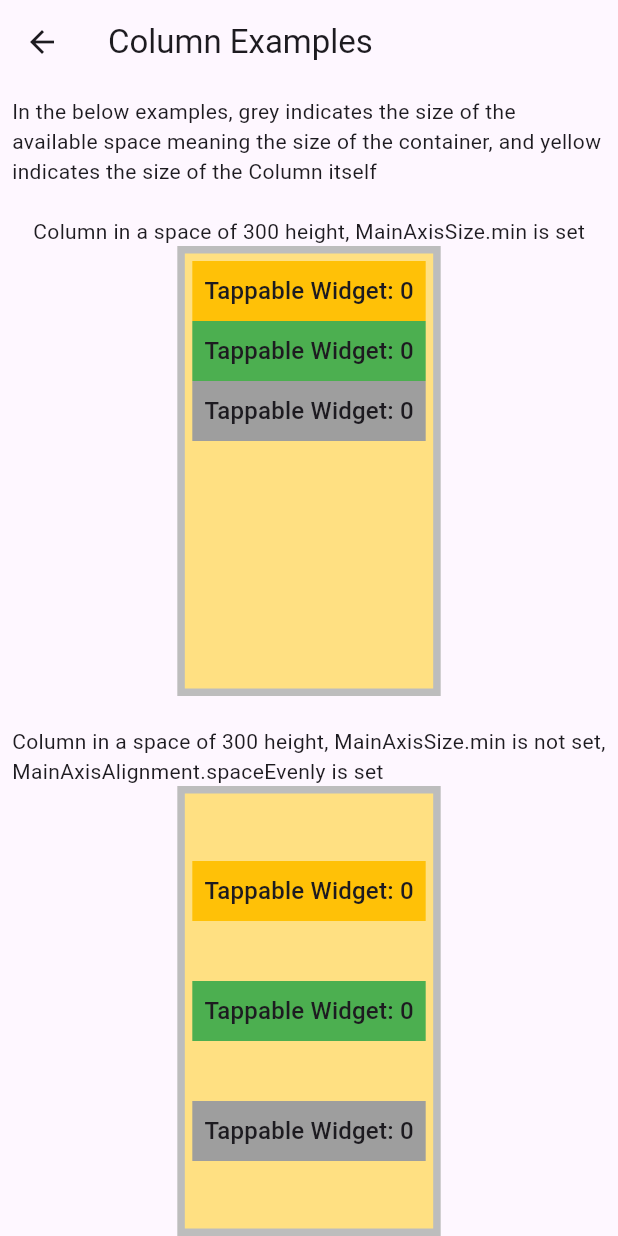
After one commit to mehmetartun/CSEN268, a Flutter app: the screen it shows after launch, in the side drawer, after a tap on "Column Examples", on a phone screen of 412 x 824 dp. The commit adds this screen. Run offline on Flutter 3.47's test engine with Material 3 defaults, Android fonts, the light colour scheme and no system bars.

Commit message:
lect0502

```diff
--- a/lib/main.dart
+++ b/lib/main.dart
@@ -1,6 +1,12 @@
 import 'package:flutter/material.dart';
 
+import 'pages/column_examples_page.dart';
 import 'pages/example_page.dart';
+import 'pages/home_page.dart';
+import 'pages/listview_example_page.dart';
+import 'pages/single_child_scroll_view_and_list_view_error_page.dart';
+import 'pages/single_child_scroll_view_and_list_view_solution_example.dart';
+import 'pages/single_child_scroll_view_example_page.dart';
 
 void main() {
   runApp(const MyApp());
@@ -31,9 +37,23 @@ class MyApp extends StatelessWidget {
         // This works for code too, not just values: Most code changes can be
         // tested with just a hot reload.
         colorScheme: ColorScheme.fromSeed(seedColor: Colors.deepPurple),
+        useMaterial3: true,
       ),
       // home: const MyHomePage(title: 'Flutter Demo Home Page'),
-      home: const ExamplePage(),
+      // home: const ExamplePage(),
+      initialRoute: "/",
+      routes: {
+        "/": (context) => const HomePage(),
+        "/columnExamples": (context) => const ColumnExamplesPage(),
+        "/listViewExample": (context) => const ListViewExamplePage(),
+        // "/centerExample": (context) => const CenterExamplePage(),
+        "/singleChildScrollViewExample": (context) =>
+            const SingleChildScrollViewExamplePage(),
+        "/singleChildScrollViewAndListViewErrorExample": (context) =>
+            const SingleChildScrollViewAndListViewErrorExamplePage(),
+        "/singleChildScrollViewAndListViewSolutionExample": (context) =>
+            const SingleChildScrollViewAndListViewSolutionExamplePage(),
+      },
     );
   }
 }
--- /dev/null
+++ b/lib/pages/column_examples_page.dart
@@ -0,0 +1,177 @@
+import 'package:flutter/material.dart';
+
+import '../widgets/tappable.dart';
+
+class ColumnExamplesPage extends StatelessWidget {
+  const ColumnExamplesPage({super.key});
+
+  @override
+  Widget build(BuildContext context) {
+    return Scaffold(
+      appBar: AppBar(title: const Text('Column Examples')),
+      body: SingleChildScrollView(
+        child: Padding(
+          padding: const EdgeInsets.all(8.0),
+          child: Column(
+            children: [
+              Text(
+                "In the below examples, grey indicates the size "
+                "of the available space meaning the size of the "
+                "container, and yellow indicates the size of the Column itself",
+              ),
+              SizedBox(height: 20),
+              Text("Column in a space of 300 height, MainAxisSize.min is set"),
+              Container(
+                height: 300,
+                color: Colors.grey[400],
+                padding: const EdgeInsets.all(5.0),
+                child: Container(
+                  color: Colors.amber[200],
+                  padding: const EdgeInsets.all(5.0),
+                  child: Column(
+                    mainAxisSize: MainAxisSize.min,
+                    children: [
+                      Tappable(color: Colors.amber),
+                      Tappable(),
+                      Tappable(color: Colors.grey),
+                    ],
+                  ),
+                ),
+              ),
+              SizedBox(height: 20),
+              Text(
+                "Column in a space of 300 height, MainAxisSize.min is not set, MainAxisAlignment.spaceEvenly is set",
+              ),
+              Container(
+                height: 300,
+                color: Colors.grey[400],
+                padding: const EdgeInsets.all(5.0),
+                child: Container(
+                  color: Colors.amber[200],
+                  padding: const EdgeInsets.all(5.0),
+                  child: Column(
+                    mainAxisSize: MainAxisSize.min,
+                    mainAxisAlignment: MainAxisAlignment.spaceEvenly,
+                    children: [
+                      Tappable(color: Colors.amber),
+                      Tappable(),
+                      Tappable(color: Colors.grey),
+                    ],
+                  ),
+                ),
+              ),
+              SizedBox(height: 20),
+              Text(
+                "Column in a space of 300 height, MainAxisSize.min is not set, MainAxisAlignment.spaceAround is set",
+              ),
+              Container(
+                height: 300,
+                color: Colors.grey[400],
+                padding: const EdgeInsets.all(5.0),
+                child: Container(
+                  color: Colors.amber[200],
+                  padding: const EdgeInsets.all(5.0),
+                  child: Column(
+                    mainAxisSize: MainAxisSize.min,
+                    mainAxisAlignment: MainAxisAlignment.spaceAround,
+                    children: [
+                      Tappable(color: Colors.amber),
+                      Tappable(),
+                      Tappable(color: Colors.grey),
+                    ],
+                  ),
+                ),
+              ),
+              SizedBox(height: 20),
+              Text(
+                "Column in a space of 300 height, MainAxisSize.min is not set, MainAxisAlignment.spaceBetween is set",
+              ),
+              Container(
+                height: 300,
+                color: Colors.grey[400],
+                padding: const EdgeInsets.all(5.0),
+                child: Container(
+                  color: Colors.amber[200],
+                  padding: const EdgeInsets.all(5.0),
+                  child: Column(
+                    mainAxisSize: MainAxisSize.min,
+                    mainAxisAlignment: MainAxisAlignment.spaceBetween,
+                    children: [
+                      Tappable(color: Colors.amber),
+                      Tappable(),
+                      Tappable(color: Colors.grey),
+                    ],
+                  ),
+                ),
+              ),
+              SizedBox(height: 20),
+              Text(
+                "Column in a space of no definitive height, MainAxisSize.min is set",
+              ),
+              Container(
+                color: Colors.grey[400],
+                padding: const EdgeInsets.all(5.0),
+                child: Container(
+                  color: Colors.amber[200],
+                  padding: const EdgeInsets.all(5.0),
+                  child: Column(
+                    mainAxisSize: MainAxisSize.min,
+                    children: [
+                      Tappable(color: Colors.amber),
+                      Tappable(),
+                      Tappable(color: Colors.grey),
+                    ],
+                  ),
+                ),
+              ),
+              SizedBox(height: 20),
+              Text(
+                "Column in a space of no definitive height and infinite width, MainAxisSize.min is set.",
+              ),
+              Container(
+                color: Colors.grey[400],
+                width: double.infinity,
+                padding: const EdgeInsets.all(5.0),
+                child: Container(
+                  color: Colors.amber[200],
+                  padding: const EdgeInsets.all(5.0),
+                  child: Column(
+                    mainAxisSize: MainAxisSize.min,
+                    children: [
+                      Tappable(color: Colors.amber),
+                      Tappable(),
+                      Tappable(color: Colors.grey),
+                    ],
+                  ),
+                ),
+              ),
+              SizedBox(height: 20),
+              Text(
+                "Column in a space of no definitive height and infinite width, MainAxisSize.min is set, CrossAxisAlignment.start is set",
+              ),
+              Container(
+                color: Colors.grey[400],
+                width: double.infinity,
+                padding: const EdgeInsets.all(5.0),
+                child: Container(
+                  color: Colors.amber[200],
+                  padding: const EdgeInsets.all(5.0),
+                  child: Column(
+                    mainAxisSize: MainAxisSize.min,
+                    crossAxisAlignment: CrossAxisAlignment.start,
+                    children: [
+                      Tappable(color: Colors.amber),
+                      Tappable(),
+                      Tappable(color: Colors.grey),
+                    ],
+                  ),
+                ),
+              ),
+              SizedBox(height: 50),
+            ],
+          ),
+        ),
+      ),
+    );
+  }
+}
--- a/lib/pages/home_page.dart
+++ b/lib/pages/home_page.dart
@@ -0,0 +1,72 @@
+import 'package:flutter/material.dart';
+
+class HomePage extends StatelessWidget {
+  const HomePage({super.key});
+
+  @override
+  Widget build(BuildContext context) {
+    return Scaffold(
+      appBar: AppBar(title: const Text('Home Page')),
+      drawer: Drawer(
+        child: ListView(
+          padding: EdgeInsets.zero,
+          children: [
+            DrawerHeader(
+              decoration: BoxDecoration(
+                color: Theme.of(context).colorScheme.primaryContainer,
+              ),
+              child: Text(
+                'Navigation',
+                style: Theme.of(context).textTheme.headlineMedium,
+              ),
+            ),
+
+            ListTile(
+              title: const Text('Column Examples'),
+              onTap: () {
+                Navigator.pushNamed(context, '/columnExamples');
+              },
+            ),
+            ListTile(
+              title: const Text('ListView Example'),
+              onTap: () {
+                Navigator.pushNamed(context, '/listViewExample');
+              },
+            ),
+            ListTile(
+              title: const Text('SingleChildScrollView Example'),
+              onTap: () {
+                Navigator.pushNamed(context, '/singleChildScrollViewExample');
+              },
+            ),
+            ListTile(
+              title: const Text(
+                'SingleChildScrollView and ListView Error Example',
+              ),
+              onTap: () {
+                Navigator.pushNamed(
+                  context,
+                  '/singleChildScrollViewAndListViewErrorExample',
+                );
+              },
+            ),
+            ListTile(
+              title: const Text(
+                'SingleChildScrollView and ListView Solution Example',
+              ),
+              onTap: () {
+                Navigator.pushNamed(
+                  context,
+                  '/singleChildScrollViewAndListViewSolutionExample',
+                );
+              },
+            ),
+          ],
+        ),
+      ),
+      body: Center(
+        child: Text("Use the menu to navigate to different example pages"),
+      ),
+    );
+  }
+}
--- /dev/null
+++ b/lib/pages/listview_example_page.dart
@@ -0,0 +1,55 @@
+import 'package:flutter/material.dart';
+
+import '../widgets/tappable.dart';
+
+class ListViewExamplePage extends StatelessWidget {
+  const ListViewExamplePage({super.key});
+
+  @override
+  Widget build(BuildContext context) {
+    return Scaffold(
+      appBar: AppBar(title: const Text('ListView Example')),
+      body: ListView(
+        padding: const EdgeInsets.all(8.0),
+        children: [
+          Tappable(color: Colors.amber),
+          Tappable(),
+          Tappable(color: Colors.grey),
+          Tappable(color: Colors.amber),
+          Tappable(),
+          Tappable(color: Colors.grey),
+          Tappable(color: Colors.amber),
+          Tappable(),
+          Tappable(color: Colors.grey),
+          Tappable(color: Colors.amber),
+          Tappable(),
+          Tappable(color: Colors.grey),
+          Tappable(color: Colors.amber),
+          Tappable(),
+          Tappable(color: Colors.grey),
+          Tappable(color: Colors.amber),
+          Tappable(),
+          Tappable(color: Colors.grey),
+          Tappable(color: Colors.amber),
+          Tappable(),
+          Tappable(color: Colors.grey),
+          Tappable(color: Colors.amber),
+          Tappable(),
+          Tappable(color: Colors.grey),
+          Tappable(color: Colors.amber),
+          Tappable(),
+          Tappable(color: Colors.grey),
+          Tappable(color: Colors.amber),
+          Tappable(),
+          Tappable(color: Colors.grey),
+          Tappable(color: Colors.amber),
+          Tappable(),
+          Tappable(color: Colors.grey),
+          Tappable(color: Colors.amber),
+          Tappable(),
+          Tappable(color: Colors.grey),
+        ],
+      ),
+    );
+  }
+}
--- /dev/null
+++ b/lib/pages/single_child_scroll_view_and_list_view_error_page.dart
@@ -0,0 +1,58 @@
+import 'package:flutter/material.dart';
+
+import '../widgets/tappable.dart';
+
+class SingleChildScrollViewAndListViewErrorExamplePage extends StatelessWidget {
+  const SingleChildScrollViewAndListViewErrorExamplePage({super.key});
+
+  @override
+  Widget build(BuildContext context) {
+    return Scaffold(
+      appBar: AppBar(
+        title: const Text('SingleChildScrollView and ListView Error Example'),
+      ),
+      body: SingleChildScrollView(
+        child: ListView(
+          children: [
+            Tappable(color: Colors.amber),
+            Tappable(),
+            Tappable(color: Colors.grey),
+            Tappable(color: Colors.amber),
+            Tappable(),
+            Tappable(color: Colors.grey),
+            Tappable(color: Colors.amber),
+            Tappable(),
+            Tappable(color: Colors.grey),
+            Tappable(color: Colors.amber),
+            Tappable(),
+            Tappable(color: Colors.grey),
+            Tappable(color: Colors.amber),
+            Tappable(),
+            Tappable(color: Colors.grey),
+            Tappable(color: Colors.amber),
+            Tappable(),
+            Tappable(color: Colors.grey),
+            Tappable(color: Colors.amber),
+            Tappable(),
+            Tappable(color: Colors.grey),
+            Tappable(color: Colors.amber),
+            Tappable(),
+            Tappable(color: Colors.grey),
+            Tappable(color: Colors.amber),
+            Tappable(),
+            Tappable(color: Colors.grey),
+            Tappable(color: Colors.amber),
+            Tappable(),
+            Tappable(color: Colors.grey),
+            Tappable(color: Colors.amber),
+            Tappable(),
+            Tappable(color: Colors.grey),
+            Tappable(color: Colors.amber),
+            Tappable(),
+            Tappable(color: Colors.grey),
+          ],
+        ),
+      ),
+    );
+  }
+}
--- /dev/null
+++ b/lib/pages/single_child_scroll_view_and_list_view_solution_example.dart
@@ -0,0 +1,61 @@
+import 'package:flutter/material.dart';
+
+import '../widgets/tappable.dart';
+
+class SingleChildScrollViewAndListViewSolutionExamplePage
+    extends StatelessWidget {
+  const SingleChildScrollViewAndListViewSolutionExamplePage({super.key});
+
+  @override
+  Widget build(BuildContext context) {
+    return Scaffold(
+      appBar: AppBar(
+        title: const Text('SingleChildScrollView and ListViewExample'),
+      ),
+      body: SingleChildScrollView(
+        child: ListView(
+          shrinkWrap: true,
+          physics: NeverScrollableScrollPhysics(),
+          children: [
+            Tappable(color: Colors.amber),
+            Tappable(),
+            Tappable(color: Colors.grey),
+            Tappable(color: Colors.amber),
+            Tappable(),
+            Tappable(color: Colors.grey),
+            Tappable(color: Colors.amber),
+            Tappable(),
+            Tappable(color: Colors.grey),
+            Tappable(color: Colors.amber),
+            Tappable(),
+            Tappable(color: Colors.grey),
+            Tappable(color: Colors.amber),
+            Tappable(),
+            Tappable(color: Colors.grey),
+            Tappable(color: Colors.amber),
+            Tappable(),
+            Tappable(color: Colors.grey),
+            Tappable(color: Colors.amber),
+            Tappable(),
+            Tappable(color: Colors.grey),
+            Tappable(color: Colors.amber),
+            Tappable(),
+            Tappable(color: Colors.grey),
+            Tappable(color: Colors.amber),
+            Tappable(),
+            Tappable(color: Colors.grey),
+            Tappable(color: Colors.amber),
+            Tappable(),
+            Tappable(color: Colors.grey),
+            Tappable(color: Colors.amber),
+            Tappable(),
+            Tappable(color: Colors.grey),
+            Tappable(color: Colors.amber),
+            Tappable(),
+            Tappable(color: Colors.grey),
+          ],
+        ),
+      ),
+    );
+  }
+}
--- /dev/null
+++ b/lib/pages/single_child_scroll_view_example_page.dart
@@ -0,0 +1,56 @@
+import 'package:flutter/material.dart';
+
+import '../widgets/tappable.dart';
+
+class SingleChildScrollViewExamplePage extends StatelessWidget {
+  const SingleChildScrollViewExamplePage({super.key});
+
+  @override
+  Widget build(BuildContext context) {
+    return Scaffold(
+      appBar: AppBar(title: const Text('SingleChildScrollView Example')),
+      body: SingleChildScrollView(
+        child: Column(
+          children: [
+            Tappable(color: Colors.amber),
+            Tappable(),
+            Tappable(color: Colors.grey),
+            Tappable(color: Colors.amber),
+            Tappable(),
+            Tappable(color: Colors.grey),
+            Tappable(color: Colors.amber),
+            Tappable(),
+            Tappable(color: Colors.grey),
+            Tappable(color: Colors.amber),
+            Tappable(),
+            Tappable(color: Colors.grey),
+            Tappable(color: Colors.amber),
+            Tappable(),
+            Tappable(color: Colors.grey),
+            Tappable(color: Colors.amber),
+            Tappable(),
+            Tappable(color: Colors.grey),
+            Tappable(color: Colors.amber),
+            Tappable(),
+            Tappable(color: Colors.grey),
+            Tappable(color: Colors.amber),
+            Tappable(),
+            Tappable(color: Colors.grey),
+            Tappable(color: Colors.amber),
+            Tappable(),
+            Tappable(color: Colors.grey),
+            Tappable(color: Colors.amber),
+            Tappable(),
+            Tappable(color: Colors.grey),
+            Tappable(color: Colors.amber),
+            Tappable(),
+            Tappable(color: Colors.grey),
+            Tappable(color: Colors.amber),
+            Tappable(),
+            Tappable(color: Colors.grey),
+          ],
+        ),
+      ),
+    );
+  }
+}
```
Also changed, not shown: 2 other files.
